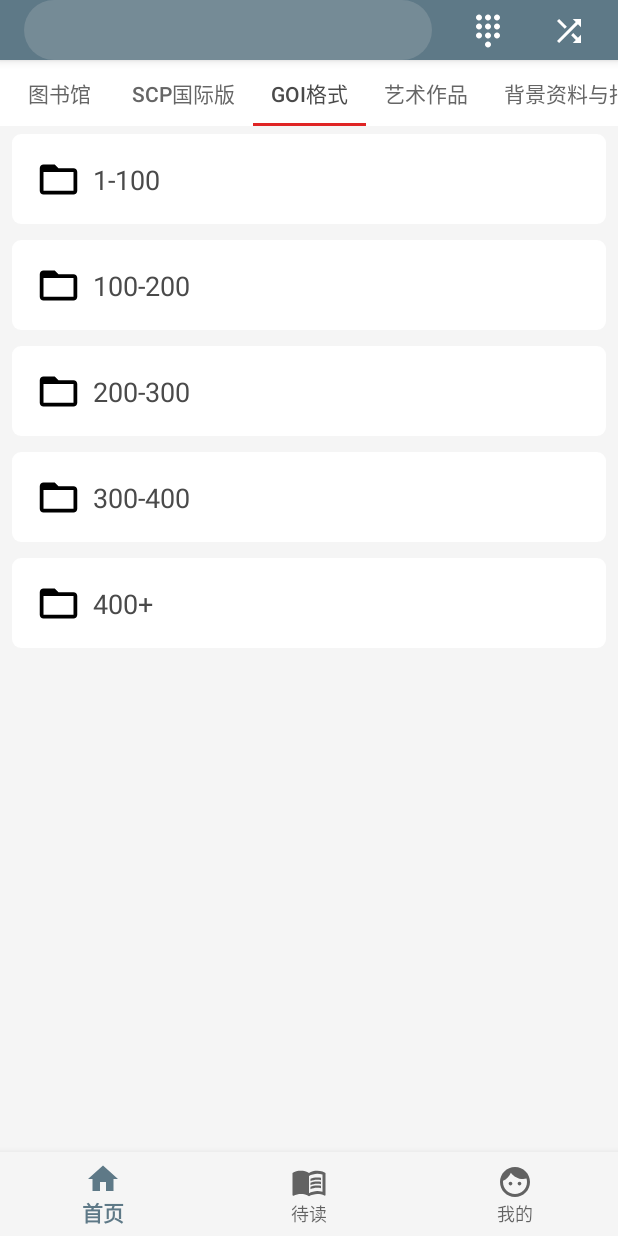
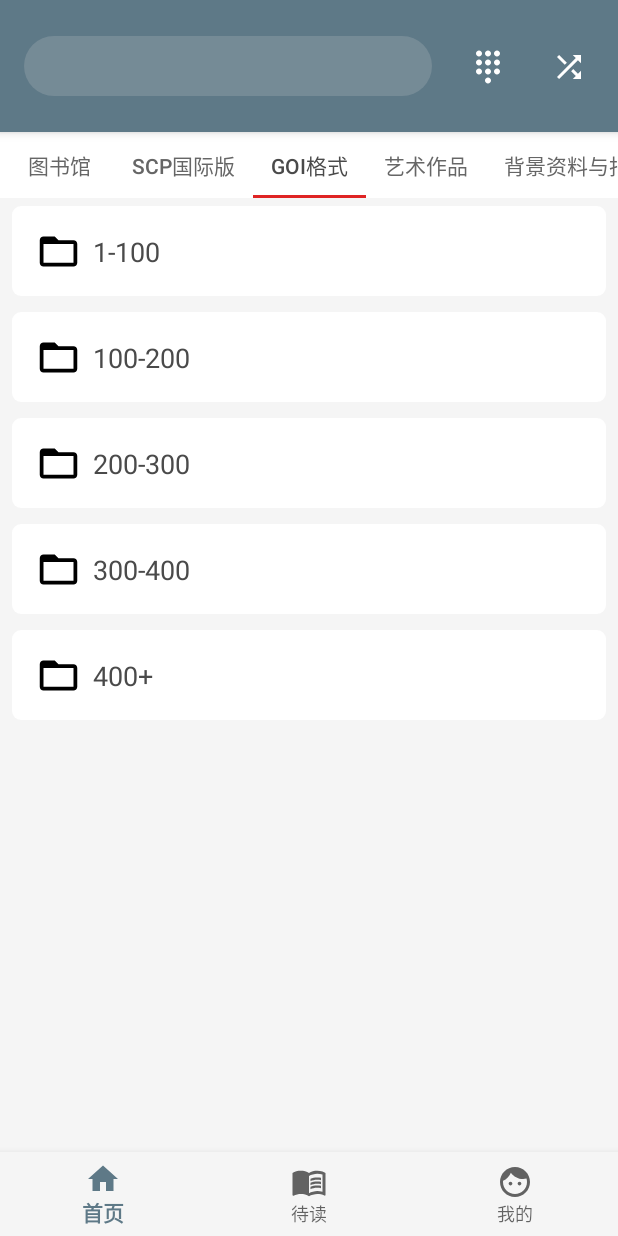
Before and after one commit to zhufree/SCP-Android, an Android app built with Jetpack Compose: the screen it shows after launch (MainActivity), tab 4 chosen, on a phone screen of 412 x 824 dp. Run offline under Robolectric (Android 15) with nearby library versions, the phone set to English and light mode, and no system bars; our stand-ins replace Firebase (no records; nobody signed in at launch, a user with empty details on screens opened directly), Room's generated code, data binding; libraries missing offline, so code that uses them is left out: pub.devrel.easypermissions; pictures from the network do not load; 14 statements that could not run were skipped.

Commit message:
fix searchbar

```diff
--- a/app/src/main/res/layout/layout_search_bar.xml
+++ b/app/src/main/res/layout/layout_search_bar.xml
@@ -2,7 +2,7 @@
 <merge xmlns:android="http://schemas.android.com/apk/res/android"
     xmlns:app="http://schemas.android.com/apk/res-auto"
     android:layout_width="match_parent"
-    android:layout_height="84dp"
+    android:layout_height="wrap_content"
     android:background="@color/colorPrimaryDark"
     android:focusable="true"
     android:focusableInTouchMode="true">
@@ -15,6 +15,7 @@
         android:background="@drawable/bg_search"
         android:imeOptions="actionSearch"
         android:paddingHorizontal="16dp"
+        android:layout_marginVertical="24dp"
         android:singleLine="true"
         app:layout_constraintBottom_toBottomOf="parent"
         app:layout_constraintEnd_toStartOf="@id/btn_direct"
```
